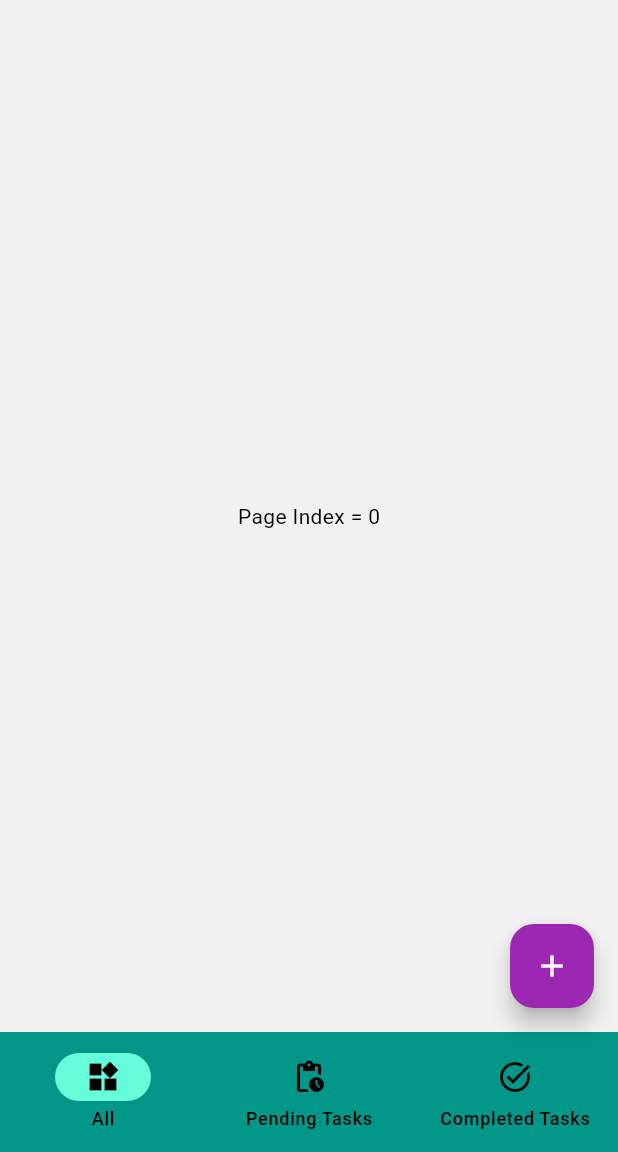
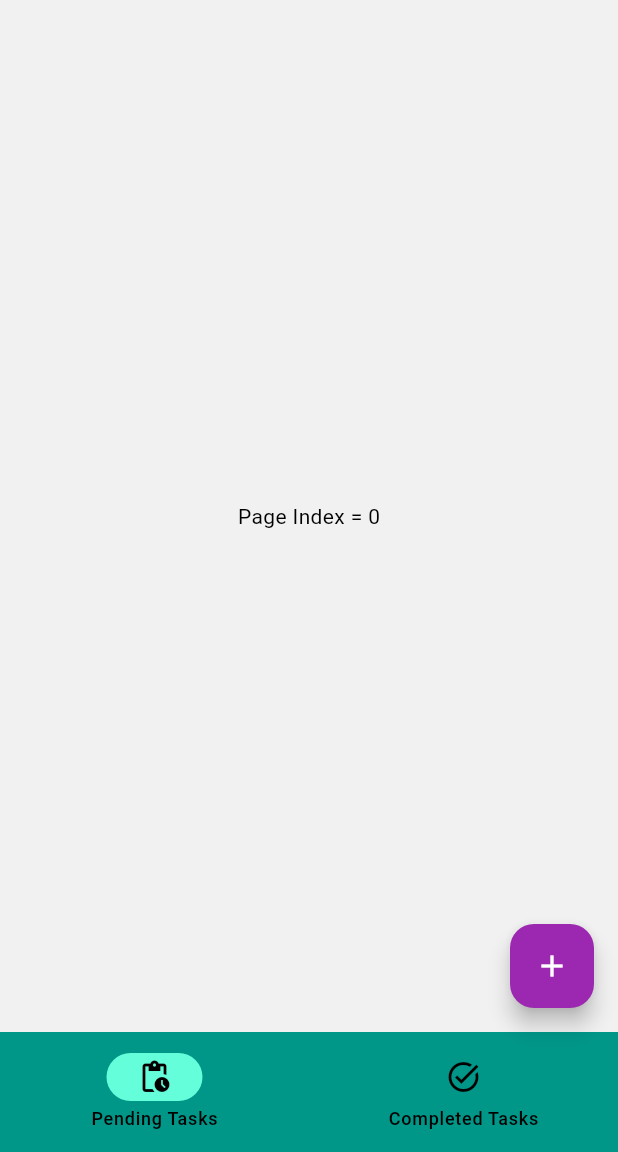
Before and after one commit to danielmontes9/flutter-todo-list-app, a Flutter app: the screen it shows after launch, on a phone screen of 412 x 824 dp, the part 84-1236 px from its top. Run offline on Flutter 3.47's test engine with Material 3 defaults, Android fonts, the phone set to English and light mode, and no system bars; our stand-ins replace equatable, flutter_bloc.

Commit message:
refactor: :recycle: home tabs

```diff
--- /dev/null
+++ b/lib/core/routing/home_tab.dart
@@ -0,0 +1,37 @@
+import 'package:flutter/material.dart';
+
+class HomeTab {
+  const HomeTab(this.label, this.icon, this.selectedIcon);
+
+  final String label;
+  final Widget icon;
+  final Widget selectedIcon;
+}
+
+const List<HomeTab> drawerRouter = <HomeTab>[
+  HomeTab('All', Icon(Icons.widgets_outlined), Icon(Icons.widgets)),
+  HomeTab(
+    'Pending Tasks',
+    Icon(Icons.pending_actions_outlined),
+    Icon(Icons.pending_actions),
+  ),
+  HomeTab('Archived', Icon(Icons.archive_outlined), Icon(Icons.archive)),
+  HomeTab(
+    'Completed Tasks',
+    Icon(Icons.task_alt_outlined),
+    Icon(Icons.task_alt),
+  ),
+];
+
+const List<HomeTab> navigationRouter = <HomeTab>[
+  HomeTab(
+    'Pending Tasks',
+    Icon(Icons.pending_actions_outlined),
+    Icon(Icons.pending_actions),
+  ),
+  HomeTab(
+    'Completed Tasks',
+    Icon(Icons.task_alt_outlined),
+    Icon(Icons.task_alt),
+  ),
+];
--- a/lib/features/todo/screens/home.dart
+++ b/lib/features/todo/screens/home.dart
@@ -4,28 +4,6 @@ import 'package:flutter_todo_list_app/features/todo/screens/form_task.dart';
 import 'package:flutter_todo_list_app/features/todo/widgets/home/custom_app_bar.dart';
 import 'package:flutter_todo_list_app/features/todo/widgets/home/custom_app_drawer.dart';
 import 'package:flutter_todo_list_app/features/todo/widgets/home/custom_app_navigation.dart';
-
-class HomeTab {
-  const HomeTab(this.label, this.icon, this.selectedIcon);
-
-  final String label;
-  final Widget icon;
-  final Widget selectedIcon;
-}
-
-const List<HomeTab> destinations = <HomeTab>[
-  HomeTab('All', Icon(Icons.widgets_outlined), Icon(Icons.widgets)),
-  HomeTab(
-    'Pending Tasks',
-    Icon(Icons.pending_actions_outlined),
-    Icon(Icons.pending_actions),
-  ),
-  HomeTab(
-    'Completed Tasks',
-    Icon(Icons.task_alt_outlined),
-    Icon(Icons.task_alt),
-  ),
-];
 
 class HomePage extends StatefulWidget {
   const HomePage({super.key});
@@ -55,6 +33,19 @@ class HomePageState extends State<HomePage> {
     });
   }
 
+  Widget _getScreen(int index) {
+    switch (index) {
+      case 0:
+        return TaskList(taskTab: index);
+      case 1:
+        return TaskList(taskTab: index);
+      case 2:
+        return TaskList(taskTab: index);
+      default:
+        return TaskList(taskTab: index);
+    }
+  }
+
   @override
   Widget build(BuildContext context) {
     return Scaffold(
@@ -64,7 +55,7 @@ class HomePageState extends State<HomePage> {
         screenIndex: screenIndex,
         handleScreenChanged: _onDestinationSelected,
       ),
-      body: TaskList(taskTab: screenIndex),
+      body: _getScreen(screenIndex),
       floatingActionButton: FloatingActionButton(
         backgroundColor: AppColors.secondary,
         onPressed: _goToAddTaskScreen,
--- a/lib/features/todo/widgets/home/custom_app_drawer.dart
+++ b/lib/features/todo/widgets/home/custom_app_drawer.dart
@@ -2,6 +2,7 @@ import 'package:flutter/material.dart';
 import 'package:flutter_bloc/flutter_bloc.dart';
 import 'package:flutter_todo_list_app/core/blocs/theme/theme_bloc.dart';
 import 'package:flutter_todo_list_app/core/blocs/theme/theme_event.dart';
+import 'package:flutter_todo_list_app/core/routing/home_tab.dart';
 import 'package:flutter_todo_list_app/core/theme/app_colors.dart';
 import 'package:flutter_todo_list_app/core/theme/theme.dart';
 import 'package:flutter_todo_list_app/features/todo/screens/home.dart';
@@ -42,7 +43,7 @@ class CustomAppDrawer extends StatelessWidget {
             style: Theme.of(context).textTheme.titleLarge,
           ),
         ),
-        ...destinations.map((HomeTab destination) {
+        ...drawerRouter.map((HomeTab destination) {
           return NavigationDrawerDestination(
             label: Text(destination.label),
             icon: destination.icon,
--- a/lib/features/todo/widgets/home/custom_app_navigation.dart
+++ b/lib/features/todo/widgets/home/custom_app_navigation.dart
@@ -1,6 +1,6 @@
 import 'package:flutter/material.dart';
+import 'package:flutter_todo_list_app/core/routing/home_tab.dart';
 import 'package:flutter_todo_list_app/core/theme/app_colors.dart';
-import 'package:flutter_todo_list_app/features/todo/screens/home.dart';
 
 class CustomAppNavigation extends StatelessWidget {
   final int screenIndex;
@@ -20,7 +20,7 @@ class CustomAppNavigation extends StatelessWidget {
       backgroundColor: AppColors.primary,
       indicatorColor: AppColors.primaryAccent,
       destinations:
-          destinations.map((HomeTab destination) {
+          navigationRouter.map((HomeTab destination) {
             return NavigationDestination(
               label: destination.label,
               icon: destination.icon,
```
